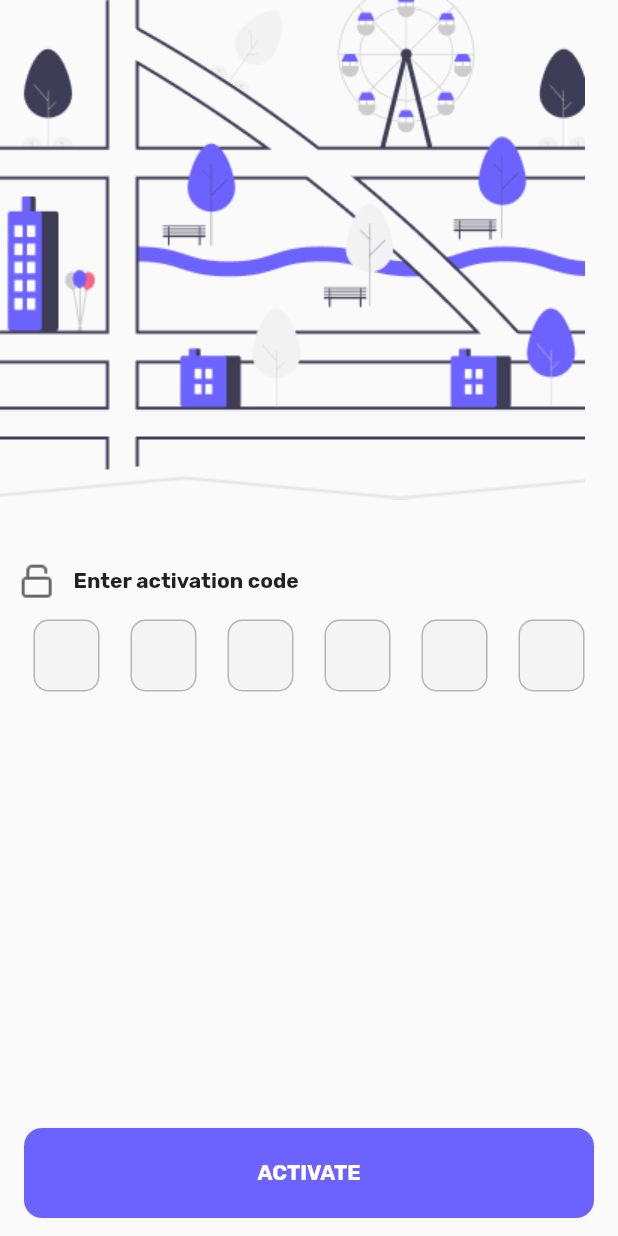
After one commit to sjtsh/createBeat, a Flutter app: the screen it shows after launch, on a phone screen of 412 x 824 dp. The commit adds this screen. Run offline on Flutter 3.47's test engine with Material 2 defaults, Android fonts, the phone set to English and light mode, and no system bars; drawn by our look-alikes of otp_text_field; our stand-ins replace dotted_border, dropdown_search, expandable, file_picker, flutter_slidable, geolocator and 4 more; missing offline and left inert: gpx; accounts and stored records are empty.

Commit message:
new ui changed

```diff
--- /dev/null
+++ b/lib/ActivationScreen/ActivationCode.dart
@@ -0,0 +1,33 @@
+import 'package:flutter/material.dart';
+import 'package:nearestbeats/Components/colors.dart';
+import 'package:otp_text_field/otp_field.dart';
+import 'package:otp_text_field/otp_text_field.dart';
+import 'package:otp_text_field/style.dart';
+
+class ActivationCode extends StatelessWidget {
+  const ActivationCode({Key? key}) : super(key: key);
+
+  @override
+  Widget build(BuildContext context) {
+    return Container(
+      height:50 ,
+      width: double.infinity,
+
+      child: OTPTextField(
+        otpFieldStyle:OtpFieldStyle(backgroundColor: BeatsColors.inputBgColor,
+        ),
+        length: 6,
+        width: MediaQuery.of(context).size.width,
+        fieldWidth: 44,
+        style: TextStyle(
+            fontSize: 14
+        ),
+        textFieldAlignment: MainAxisAlignment.spaceAround,
+        fieldStyle: FieldStyle.box,
+        onCompleted: (pin) {
+          print("Completed: " + pin);
+        },
+      ),
+    );
+  }
+}
--- /dev/null
+++ b/lib/ActivationScreen/ActivationScreen.dart
@@ -0,0 +1,75 @@
+import 'package:flutter/material.dart';
+import 'package:nearestbeats/Components/colors.dart';
+import 'package:nearestbeats/NewUI/DistributorRegion.dart';
+
+import 'ActivationCode.dart';
+
+class ActivationScreen extends StatelessWidget {
+  const ActivationScreen({Key? key}) : super(key: key);
+
+  @override
+  Widget build(BuildContext context) {
+    return SafeArea(
+      child: Scaffold(
+        body: Column(
+              children: [
+                Expanded(
+                  child: ListView(
+                   children:[ Column(
+                      crossAxisAlignment: CrossAxisAlignment.start,
+                      children: [
+                        Image.asset(
+                          "assets/activation.png"
+                        ),
+                          SizedBox(height: 30,),
+                        Padding(
+                          padding: const EdgeInsets.all(12.0),
+                          child: Row(
+                            children: [
+                              Image.asset(
+                                  "assets/lock.png",
+                                height: 25,
+                                width: 25,
+                              ),
+                              SizedBox(width: 12,),
+                              Text("Enter activation code",
+                              style: TextStyle(fontWeight: FontWeight.bold),),
+                            ],
+                          ),
+
+                        ),
+
+                        Padding(
+                          padding: const EdgeInsets.only(bottom: 12, right: 12, left: 12),
+                          child: ActivationCode()
+                        )
+                      ],
+                    ),
+        ],
+                  ),
+                ),
+                MaterialButton(
+                  onPressed: () {
+                    Navigator.of(context).push(MaterialPageRoute(builder: (context){
+                      return DistributorRegion();
+                   }));
+                  },
+                  child: Container(
+                    height: 60,
+                    width: double.infinity,
+                    decoration: BoxDecoration(
+                        color: BeatsColors.checkColor,
+                        borderRadius: BorderRadius.circular(12)),
+                    child: Center(child: Text("ACTIVATE",
+
+                      style: TextStyle(fontWeight: FontWeight.bold,
+                          color: Colors.white),)),
+                  ),
+                ),
+                SizedBox(height: 12,)
+              ],
+            ),
+      ),
+    );
+  }
+}
--- a/lib/Components/colors.dart
+++ b/lib/Components/colors.dart
@@ -2,9 +2,16 @@ import 'package:flutter/material.dart';
 
 class BeatsColors {
   static const PrimaryColor = Color(0xFF808080);
-  static const circularAvatar = Color(0xFF97CAEF);
+  static const circularAvatar = Color(0xFFCCCCCC);
   static const textColor = Color(0xFF676767);
-  static const checkColor = Color(0xff209F71);
+  static const checkColor = Color(0xff6C63FF);
   static const greyColor = Color(0xFFC4C4C4);
+  static const inputBgColor = Color(0xFFF4F4F4);
+  static const inputBorderColor= Color(0xff6DA7FE);
+
+  static const headingColor= Color(0xff676767);
+  static const closeColor = Color(0xffF06161);
+
+
 
 }
--- a/lib/GoogleMapsPersonal/GoogleMapsPersonal.dart
+++ b/lib/GoogleMapsPersonal/GoogleMapsPersonal.dart
@@ -1,6 +1,7 @@
 import 'package:flutter/material.dart';
 import 'package:google_maps_flutter/google_maps_flutter.dart';
 import 'package:nearestbeats/ConfirmScreen/ConfirmScreen.dart';
+import 'package:nearestbeats/ConfirmationScreen/confirmationScreen.dart';
 import 'package:sliding_up_panel/sliding_up_panel.dart';
 
 import '../data.dart';
@@ -92,7 +93,7 @@ class GoogleMapsPersonal extends StatelessWidget {
               Navigator.of(context).push(
                 MaterialPageRoute(
                   builder: (_) {
-                    return ConfirmScreen(distributorName,beatName, setMarkerRed);
+                    return ConfirmationScreen(distributorName, beatName, setMarkerRed);
                   },
                 ),
               );
--- a/lib/main.dart
+++ b/lib/main.dart
@@ -2,7 +2,10 @@ import 'dart:convert';
 
 import 'package:flutter/material.dart';
 import 'package:geolocator/geolocator.dart';
+import 'package:nearestbeats/ActivationScreen/ActivationScreen.dart';
+import 'package:nearestbeats/ConfirmationScreen/confirmationScreen.dart';
 import 'package:nearestbeats/GpxFileRead/GpxFileRead.dart';
+import 'package:nearestbeats/NewUI/DistributorRegion.dart';
 
 import 'package:sqflite/sqflite.dart';
 
@@ -34,8 +37,9 @@ class _MyAppState extends State<MyApp> {
       debugShowCheckedModeBanner: false,
       theme: ThemeData(
         primarySwatch: Colors.blue,
+        fontFamily: 'Rubik'
       ),
-      home: DistributorList(),
+      home: ActivationScreen(),
     );
   }
 }
```
Also changed, not shown: lib/ConfirmationScreen/confirmationScreen.dart (added, +492 -0 lines), lib/NewUI/DistributorRegion.dart (+23 -11 lines), pubspec.yaml (+8 -6 lines), assets/activation.png (added), assets/lock.png (added), fonts/Rubik-Bold.ttf (added), fonts/Rubik-Medium.ttf (added), fonts/Rubik-Regular.ttf (added), pubspec.lock.
